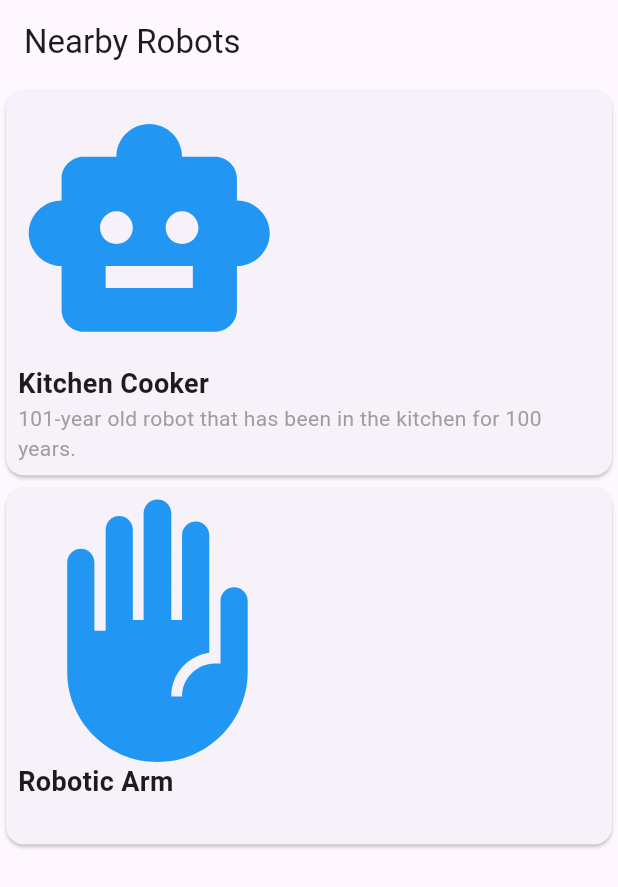
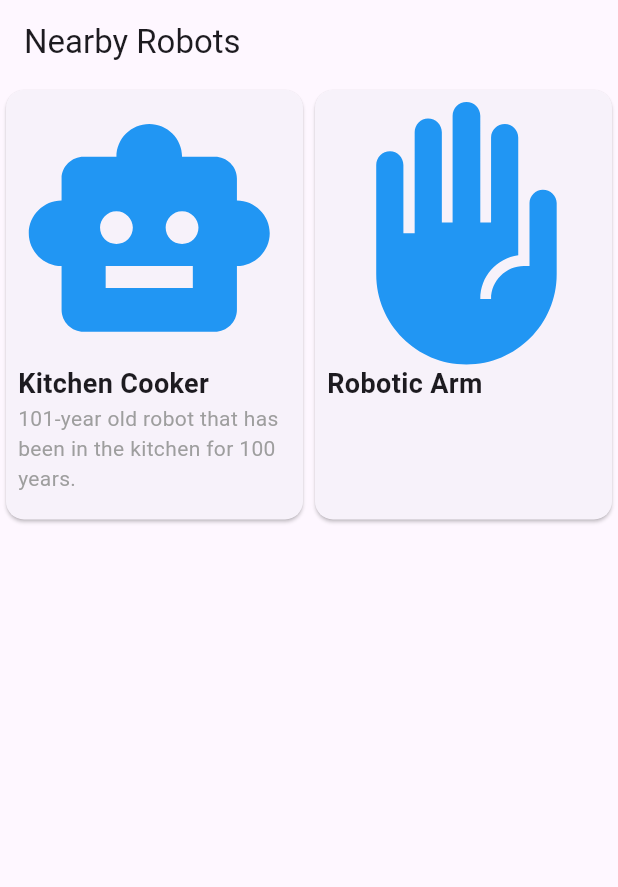
Before and after one commit to youssef-hsn/BotBoard, a Flutter app: the screen it shows after launch, on a phone screen of 412 x 824 dp. Shown: the top 887 px of the screen. Run offline on Flutter 3.47's test engine with Material 3 defaults, Android fonts, the phone set to English and light mode, and no system bars.

Commit message:
🎨 Better Robot Card Layout

```diff
--- a/mobile_app/lib/screens/nearby.dart
+++ b/mobile_app/lib/screens/nearby.dart
@@ -11,7 +11,11 @@ class Nearby extends StatelessWidget {
         appBar: AppBar(
           title: const Text('Nearby Robots'),
         ),
-        body: ListView.builder(
+        body: GridView.builder(
+          gridDelegate: const SliverGridDelegateWithFixedCrossAxisCount(
+            crossAxisCount: 2,
+            childAspectRatio: 0.7,
+          ),
           itemCount: robots.length,
           itemBuilder: (context, index) {
             return robots[index].getCard();
```
